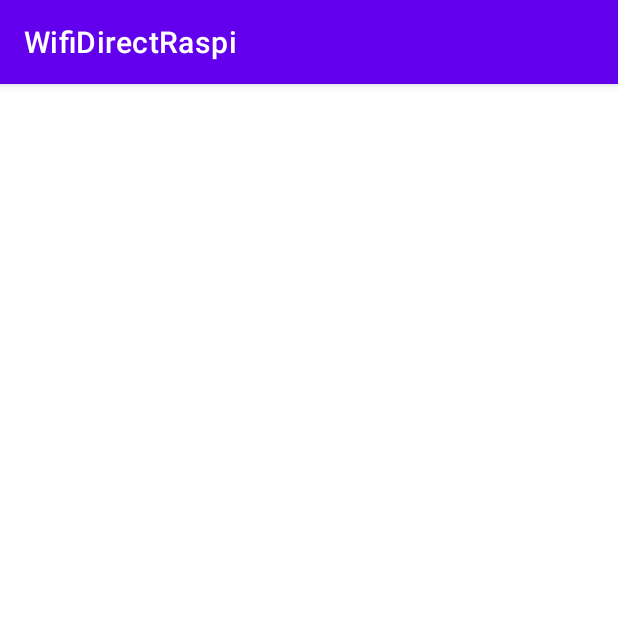
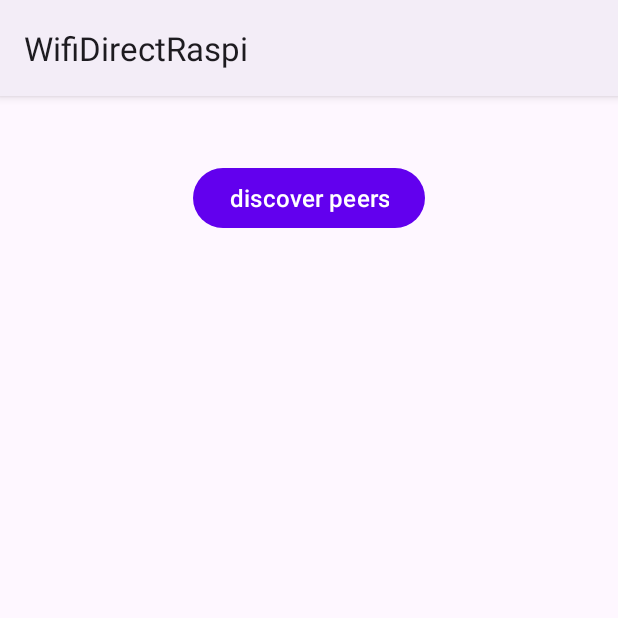
Before and after one commit to marv1913/Android-RasPi-WifiP2P, an Android app: the P2PConnectActivity screen opened directly, with no data from a screen before it, on a phone screen of 412 x 824 dp, the top half of it. Run offline under Robolectric (Android 15) with nearby library versions, the phone set to English and light mode, and no system bars; libraries missing offline, so code that uses them is left out: pub.devrel.easypermissions; 3 statements that could not run were skipped.

Commit message:
add new activities; improve user experience

```diff
--- a/android_app/app/src/main/java/com/example/wifidirectraspi/MainActivity.java
+++ b/android_app/app/src/main/java/com/example/wifidirectraspi/MainActivity.java
@@ -8,6 +8,8 @@ import android.content.Intent;
 import android.os.Bundle;
 import android.widget.Button;
 import android.widget.Toast;
+
+import com.google.android.material.color.DynamicColors;
 
 import pub.devrel.easypermissions.AfterPermissionGranted;
 import pub.devrel.easypermissions.EasyPermissions;
--- a/android_app/app/src/main/java/com/example/wifidirectraspi/P2PConnectActivity.java
+++ b/android_app/app/src/main/java/com/example/wifidirectraspi/P2PConnectActivity.java
@@ -10,12 +10,15 @@ import android.net.wifi.WpsInfo;
 import android.net.wifi.p2p.WifiP2pConfig;
 import android.net.wifi.p2p.WifiP2pDevice;
 import android.net.wifi.p2p.WifiP2pDeviceList;
+import android.net.wifi.p2p.WifiP2pInfo;
 import android.net.wifi.p2p.WifiP2pManager;
 import android.os.Bundle;
 import android.util.Log;
+import android.view.View;
 import android.widget.ArrayAdapter;
 import android.widget.Button;
 import android.widget.ListView;
+import android.widget.ProgressBar;
 import android.widget.TextView;
 import android.widget.Toast;
 
@@ -28,18 +31,20 @@ import java.util.List;
 import pub.devrel.easypermissions.AfterPermissionGranted;
 import pub.devrel.easypermissions.EasyPermissions;
 
-public class P2PConnectActivity extends AppCompatActivity implements WifiP2pManager.PeerListListener {
+public class P2PConnectActivity extends AppCompatActivity implements WifiP2pManager.PeerListListener, WifiP2pManager.ConnectionInfoListener {
 
     WifiP2pManager manager;
     WifiP2pManager.Channel channel;
     private final int REQUEST_LOCATION_PERMISSION = 1;
 
     ListView listView;
+    ProgressBar progressBar;
+    Button discoverButton;
+    Button connectButton;
     WifiP2pDevice device;
-    WifiP2pConfig config;
     IntentFilter intentFilter;
-    WifiDirectBroadcastReceiver wifiDirectBroadcastReceiver;
-
+    WifiDirectBroadcastReceiverV2 wifiDirectBroadcastReceiver;
+    boolean connectPeer;
     @Override
     protected void onCreate(Bundle savedInstanceState) {
         super.onCreate(savedInstanceState);
@@ -47,8 +52,7 @@ public class P2PConnectActivity extends AppCompatActivity implements WifiP2pMana
         setContentView(R.layout.activity_p2p);
         manager = (WifiP2pManager) getSystemService(Context.WIFI_P2P_SERVICE);
         channel = manager.initialize(this, getMainLooper(), null);
-        wifiDirectBroadcastReceiver = new WifiDirectBroadcastReceiver(manager, channel);
-        listView = findViewById(R.id.myListView);
+        wifiDirectBroadcastReceiver = new WifiDirectBroadcastReceiverV2(manager, channel, this);
 
         intentFilter = new IntentFilter();
         intentFilter.addAction(WifiP2pManager.WIFI_P2P_STATE_CHANGED_ACTION);
@@ -56,14 +60,29 @@ public class P2PConnectActivity extends AppCompatActivity implements WifiP2pMana
         intentFilter.addAction(WifiP2pManager.WIFI_P2P_CONNECTION_CHANGED_ACTION);
         intentFilter.addAction(WifiP2pManager.WIFI_P2P_THIS_DEVICE_CHANGED_ACTION);
         requestLocationPermission();
-        discoverPeers();
+
+        listView = findViewById(R.id.listView);
+        progressBar = findViewById(R.id.progressBar);
+        discoverButton = findViewById(R.id.discoverPeersButton);
+        connectButton = findViewById(R.id.connectButton);
+        discoverButton.setOnClickListener(view -> discoverPeers());
+        connectButton.setOnClickListener(view -> connectPeer());
+    }
+
+    public void discoverPeers() {
+        listView.clearChoices();
+        listView.requestLayout();
+        showDiscoverButton(true);
+        wifiDirectBroadcastReceiver.discoverPeers();
     }
 
     @Override
     protected void onResume() {
         super.onResume();
+        connectPeer = false;
         registerReceiver(wifiDirectBroadcastReceiver, intentFilter);
     }
+
     @Override
     protected void onPause() {
         super.onPause();
@@ -72,22 +91,41 @@ public class P2PConnectActivity extends AppCompatActivity implements WifiP2pMana
 
     @Override
     public void onPeersAvailable(WifiP2pDeviceList wifiP2pDeviceList) {
-        Log.d("MY_DEBUG", "PeerListListener: updating device list");
+        fillPeerListView(new ArrayList<>(wifiP2pDeviceList.getDeviceList()));
+    }
+
+    public void fillPeerListView(List<WifiP2pDevice> p2pDevices) {
+        if (0 == listView.getCheckedItemCount()) {
             List<String> deviceNames = new ArrayList<>();
-        List<WifiP2pDevice> p2pDevices = new ArrayList<>(wifiP2pDeviceList.getDeviceList());
+
             for (WifiP2pDevice device : p2pDevices) {
-            deviceNames.add(device.deviceName + device.deviceAddress);
+                deviceNames.add(device.deviceName + "  " + device.status);
             }
             String[] deviceNameArr = deviceNames.toArray(new String[deviceNames.size()]);
             ArrayAdapter<String> adapter = new ArrayAdapter<>(this, R.layout.activity_listview, R.id.textView, deviceNameArr);
             listView.setAdapter(adapter);
             listView.setOnItemClickListener((adapterView, view, i, l) -> {
                 device = p2pDevices.get(i);
-            config = new WifiP2pConfig();
-            config.deviceAddress = device.deviceAddress;
-            config.wps.setup = WpsInfo.PBC;
-//            connectPeer();
+                showDiscoverButton(false);
             });
+        }
+    }
+
+    public void showDiscoverButton(boolean discovering) {
+        if (discovering) {
+            progressBar.setVisibility(View.VISIBLE);
+            discoverButton.setVisibility(View.INVISIBLE);
+            connectButton.setVisibility(View.INVISIBLE);
+        } else {
+            progressBar.setVisibility(View.INVISIBLE);
+            discoverButton.setVisibility(View.VISIBLE);
+            connectButton.setVisibility(View.VISIBLE);
+        }
+    }
+
+    public void connectPeer(){
+        connectPeer = true;
+        wifiDirectBroadcastReceiver.connectPeer(device);
     }
 
     @Override
@@ -108,18 +146,14 @@ public class P2PConnectActivity extends AppCompatActivity implements WifiP2pMana
         }
     }
 
-    @SuppressLint("MissingPermission")
-    public void discoverPeers(){
-        manager.discoverPeers(channel, new WifiP2pManager.ActionListener() {
     @Override
-            public void onSuccess() {
-                Toast.makeText(P2PConnectActivity.this, "discover peers was successful", Toast.LENGTH_SHORT).show();
+    public void onConnectionInfoAvailable(WifiP2pInfo wifiP2pInfo) {
+        Log.d("MY_DEBUG", "onConnectionInfoAvailable");
+        if(null != wifiP2pInfo.groupOwnerAddress && connectPeer){
+            Intent myIntent = new Intent(P2PConnectActivity.this, DataExchangeActivity.class);
+                myIntent.putExtra("P2P_DEVICE", device);
+            P2PConnectActivity.this.startActivity(myIntent);
         }
 
-            @Override
-            public void onFailure(int reasonCode) {
-                Toast.makeText(P2PConnectActivity.this, "discover peers failed" + reasonCode, Toast.LENGTH_SHORT).show();
-            }
-        });
     }
 }
--- a/android_app/app/src/main/java/com/example/wifidirectraspi/WifiDirectBroadcastReceiver.java
+++ b/android_app/app/src/main/java/com/example/wifidirectraspi/WifiDirectBroadcastReceiver.java
@@ -158,7 +158,7 @@ public class WifiDirectBroadcastReceiver extends BroadcastReceiver implements Wi
         @Override
         protected Void doInBackground(Void... voids) {
             try {
-                Socket socket = new Socket("192.168.4.1", 4444);
+                Socket socket = new Socket("192.168.4.1", 4445);
                 PrintWriter out = new PrintWriter(socket.getOutputStream(), true);
                 out.println("hello world!");
             }catch (IOException e){
--- a/android_app/app/src/main/res/layout/activity_p2p.xml
+++ b/android_app/app/src/main/res/layout/activity_p2p.xml
@@ -6,13 +6,53 @@
     android:layout_height="match_parent"
     tools:context=".MainActivity">
 
+
     <ListView
-        android:id="@+id/myListView"
-        android:layout_width="342dp"
-        android:layout_height="316dp"
+        android:id="@+id/listView"
+        android:layout_width="305dp"
+        android:layout_height="272dp"
+        android:layout_marginTop="60dp"
+        android:choiceMode="singleChoice"
+        android:listSelector="@android:color/darker_gray"
         app:layout_constraintEnd_toEndOf="parent"
-        app:layout_constraintHorizontal_bias="0.492"
         app:layout_constraintStart_toStartOf="parent"
-        tools:layout_editor_absoluteY="116dp" />
+        app:layout_constraintTop_toBottomOf="@+id/discoverPeersButton" />
+
+    <Button
+        android:id="@+id/discoverPeersButton"
+        style="@style/Widget.Material3.Button"
+        android:layout_width="wrap_content"
+        android:layout_height="wrap_content"
+        android:layout_marginTop="44dp"
+        android:text="discover peers"
+        android:textSize="16sp"
+        app:layout_constraintEnd_toEndOf="parent"
+        app:layout_constraintStart_toStartOf="parent"
+        app:layout_constraintTop_toTopOf="parent" />
+
+    <Button
+        android:id="@+id/connectButton"
+        style="@style/Widget.Material3.Button"
+        android:layout_width="wrap_content"
+        android:layout_height="wrap_content"
+        android:layout_marginTop="80dp"
+        android:text="connect to peer"
+        android:textSize="16sp"
+        android:visibility="invisible"
+        app:layout_constraintEnd_toEndOf="parent"
+        app:layout_constraintHorizontal_bias="0.501"
+        app:layout_constraintStart_toStartOf="parent"
+        app:layout_constraintTop_toBottomOf="@+id/listView" />
+
+    <ProgressBar
+        android:id="@+id/progressBar"
+        style="?android:attr/progressBarStyle"
+        android:layout_width="90dp"
+        android:layout_height="85dp"
+        android:layout_marginTop="68dp"
+        android:visibility="invisible"
+        app:layout_constraintEnd_toEndOf="parent"
+        app:layout_constraintStart_toStartOf="parent"
+        app:layout_constraintTop_toBottomOf="@+id/listView" />
 
 </androidx.constraintlayout.widget.ConstraintLayout>
--- a/android_app/app/src/main/res/values/themes.xml
+++ b/android_app/app/src/main/res/values/themes.xml
@@ -1,6 +1,6 @@
 <resources xmlns:tools="http://schemas.android.com/tools">
     <!-- Base application theme. -->
-    <style name="Theme.WifiDirectRaspi" parent="Theme.MaterialComponents.DayNight.DarkActionBar">
+    <style name="Theme.WifiDirectRaspi" parent="Theme.Material3.Light">
         <!-- Primary brand color. -->
         <item name="colorPrimary">@color/purple_500</item>
         <item name="colorPrimaryVariant">@color/purple_700</item>
```
Also changed, not shown: android_app/app/src/main/AndroidManifest.xml (+15 -11 lines), android_app/app/src/main/java/com/example/wifidirectraspi/DataExchangeActivity.java (added, +115 -0 lines), android_app/app/src/main/java/com/example/wifidirectraspi/TCPClient.java (added, +128 -0 lines), android_app/app/src/main/res/layout/activity_data_exchange.xml (added, +76 -0 lines), android_app/app/src/main/res/values/arrays.xml (added, +12 -0 lines), android_app/app/src/main/res/values/strings.xml (+16 -0 lines). Lines whose indentation alone changed are shown as unchanged.
